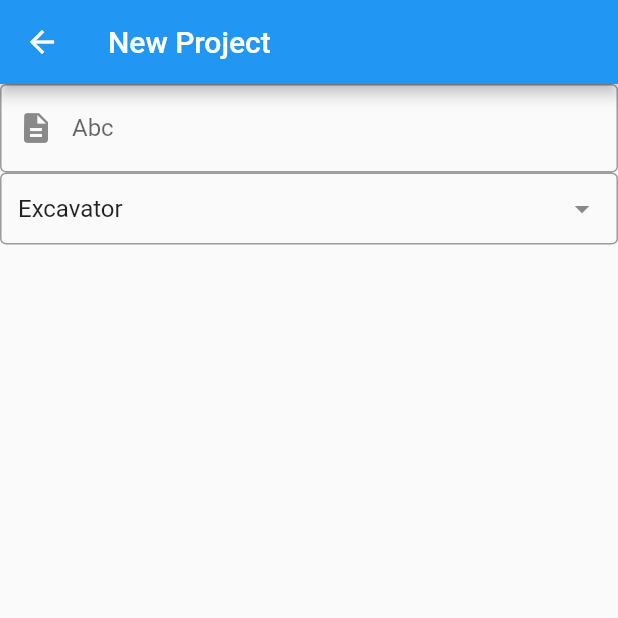
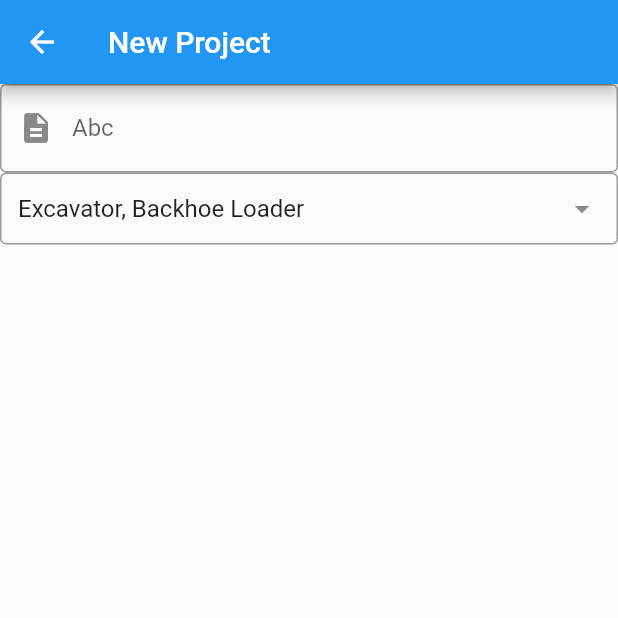
Before and after one commit to brisingr24/CEM_Trac, a Flutter app: the AddProject screen opened directly, on a phone screen of 412 x 824 dp, the top half of it. Run offline on Flutter 3.47's test engine with Material 2 defaults, Android fonts, the light colour scheme and no system bars; drawn by our look-alikes of dropdown_search; our stand-ins replace cloud_firestore, firebase_auth, firebase_core, firebase_storage, flutter_local_notifications, google_fonts and 8 more; missing offline and left inert: feedback, flutter_sms; accounts and stored records are empty.

Commit message:
flutter v3

```diff
--- a/lib/screens/addProj.dart
+++ b/lib/screens/addProj.dart
@@ -35,7 +35,7 @@ class _AddProjectState extends State<AddProject> {
               showSelectedItems: true,
             ),
             onChanged: print,
-            selectedItems: ["Excavator"],
+            selectedItems: ["Excavator",'Backhoe Loader'],
           )
         ],
       ),
```
Also changed, not shown: 1 other file.
